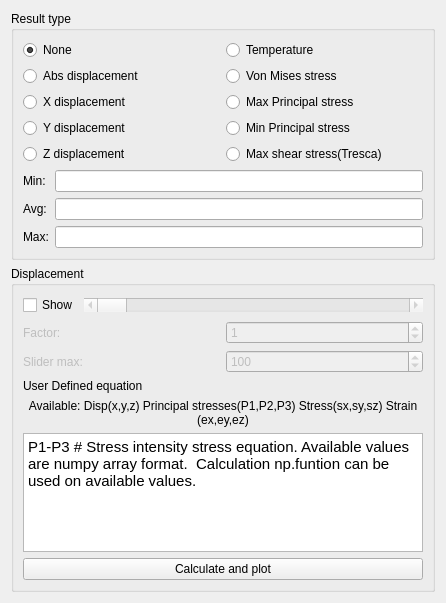
Old version of the form src/Mod/Fem/TaskPanelShowResult.ui in the repository berndhahnebach/All_FreeCAD.
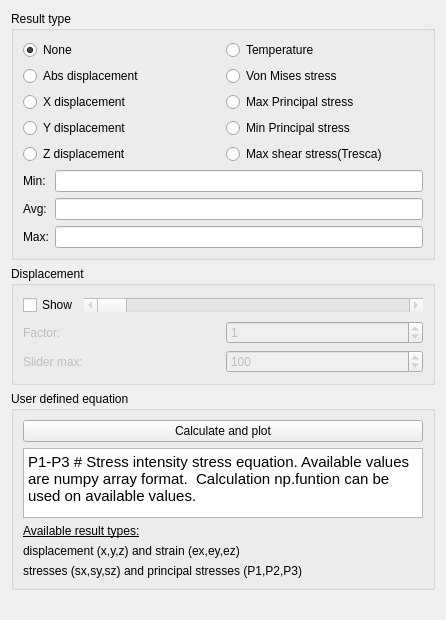
New version of the form. Custom widgets are drawn as their Qt base class.

Commit message: FEM: result task panel ui, move user defined equation in separate frame

Patch:
```diff
--- a/src/Mod/Fem/TaskPanelShowResult.ui
+++ b/src/Mod/Fem/TaskPanelShowResult.ui
@@ -7,7 +7,7 @@
     <x>0</x>
     <y>0</y>
     <width>446</width>
-    <height>603</height>
+    <height>620</height>
    </rect>
   </property>
   <property name="windowTitle">
@@ -259,49 +259,21 @@
           </item>
          </layout>
         </item>
+       </layout>
+      </widget>
+     </item>
+     <item>
+      <widget class="QGroupBox" name="gb_displacement_2">
+       <property name="title">
+        <string>User defined equation</string>
+       </property>
+       <layout class="QVBoxLayout" name="verticalLayout_5">
         <item>
-         <layout class="QVBoxLayout" name="verticalLayout_4">
+         <layout class="QVBoxLayout" name="verticalLayout_6">
           <item>
-           <widget class="QLabel" name="user_def_head">
+           <widget class="QPushButton" name="calculate">
             <property name="text">
-             <string>&lt;html&gt;&lt;head/&gt;&lt;body&gt;&lt;p&gt;User Defined equation &lt;/p&gt;&lt;/body&gt;&lt;/html&gt;</string>
-            </property>
-           </widget>
-          </item>
-          <item>
-           <widget class="QLabel" name="user_def_text">
-            <property name="minimumSize">
-             <size>
-              <width>0</width>
-              <height>17</height>
-             </size>
-            </property>
-            <property name="maximumSize">
-             <size>
-              <width>16777215</width>
-              <height>16777215</height>
-             </size>
-            </property>
-            <property name="lineWidth">
-             <number>1</number>
-            </property>
-            <property name="text">
-             <string>Available: Disp(x,y,z) Principal stresses(P1,P2,P3) Stress(sx,sy,sz) Strain (ex,ey,ez)</string>
-            </property>
-            <property name="scaledContents">
-             <bool>false</bool>
-            </property>
-            <property name="alignment">
-             <set>Qt::AlignCenter</set>
-            </property>
-            <property name="wordWrap">
-             <bool>true</bool>
-            </property>
-            <property name="indent">
-             <number>-1</number>
-            </property>
-            <property name="textInteractionFlags">
-             <set>Qt::NoTextInteraction</set>
+             <string>Calculate and plot</string>
             </property>
            </widget>
           </item>
@@ -317,9 +289,83 @@
            </widget>
           </item>
           <item>
-           <widget class="QPushButton" name="calculate">
+           <widget class="QLabel" name="user_def_head_1">
             <property name="text">
-             <string>Calculate and plot</string>
+             <string>&lt;html&gt;&lt;head/&gt;&lt;body&gt;&lt;p&gt;&lt;span style=&quot; text-decoration: underline;&quot;&gt;Available result types:&lt;/span&gt;&lt;/p&gt;&lt;/body&gt;&lt;/html&gt;</string>
+            </property>
+           </widget>
+          </item>
+          <item>
+           <widget class="QLabel" name="user_def_head_2">
+            <property name="minimumSize">
+             <size>
+              <width>0</width>
+              <height>0</height>
+             </size>
+            </property>
+            <property name="maximumSize">
+             <size>
+              <width>16777215</width>
+              <height>16777215</height>
+             </size>
+            </property>
+            <property name="lineWidth">
+             <number>1</number>
+            </property>
+            <property name="text">
+             <string>&lt;html&gt;&lt;head/&gt;&lt;body&gt;&lt;p&gt;displacement (x,y,z) and strain (ex,ey,ez)&lt;/p&gt;&lt;/body&gt;&lt;/html&gt;</string>
+            </property>
+            <property name="scaledContents">
+             <bool>false</bool>
+            </property>
+            <property name="alignment">
+             <set>Qt::AlignLeading|Qt::AlignLeft|Qt::AlignVCenter</set>
+            </property>
+            <property name="wordWrap">
+             <bool>false</bool>
+            </property>
+            <property name="indent">
+             <number>-1</number>
+            </property>
+            <property name="textInteractionFlags">
+             <set>Qt::NoTextInteraction</set>
+            </property>
+           </widget>
+          </item>
+          <item>
+           <widget class="QLabel" name="user_def_head_3">
+            <property name="minimumSize">
+             <size>
+              <width>0</width>
+              <height>0</height>
+             </size>
+            </property>
+            <property name="maximumSize">
+             <size>
+              <width>16777215</width>
+              <height>16777215</height>
+             </size>
+            </property>
+            <property name="lineWidth">
+             <number>1</number>
+            </property>
+            <property name="text">
+             <string>&lt;html&gt;&lt;head/&gt;&lt;body&gt;&lt;p&gt;stresses (sx,sy,sz) and principal stresses (P1,P2,P3)&lt;/p&gt;&lt;/body&gt;&lt;/html&gt;</string>
+            </property>
+            <property name="scaledContents">
+             <bool>false</bool>
+            </property>
+            <property name="alignment">
+             <set>Qt::AlignLeading|Qt::AlignLeft|Qt::AlignVCenter</set>
+            </property>
+            <property name="wordWrap">
+             <bool>false</bool>
+            </property>
+            <property name="indent">
+             <number>-1</number>
+            </property>
+            <property name="textInteractionFlags">
+             <set>Qt::NoTextInteraction</set>
             </property>
            </widget>
           </item>
```
